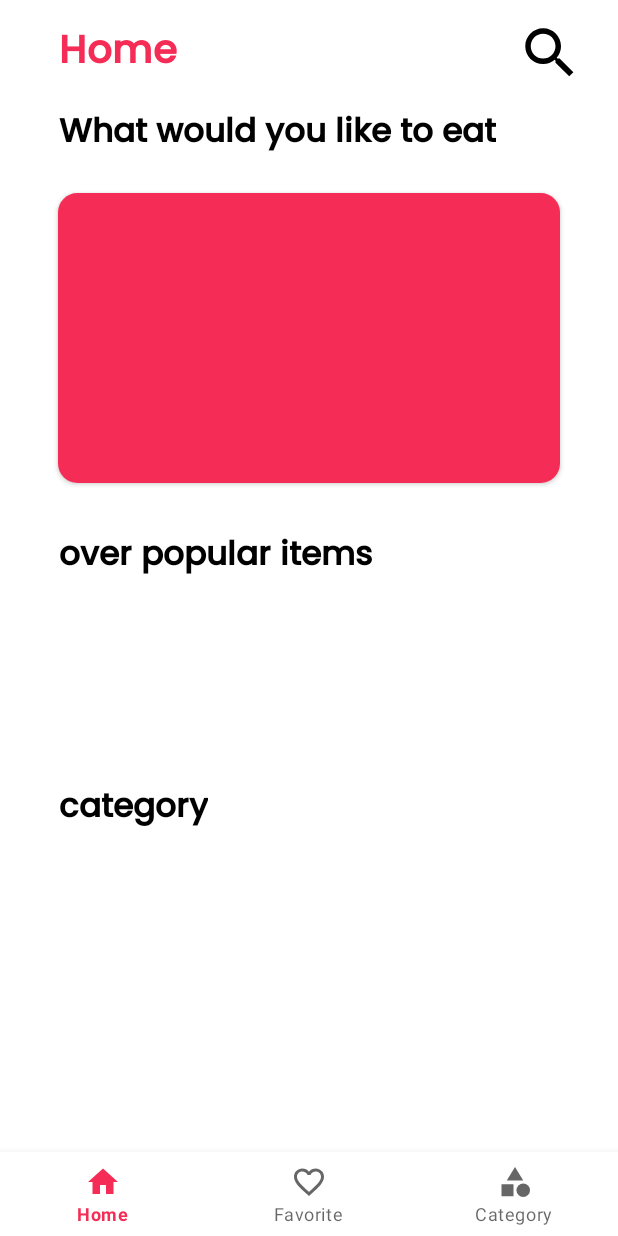
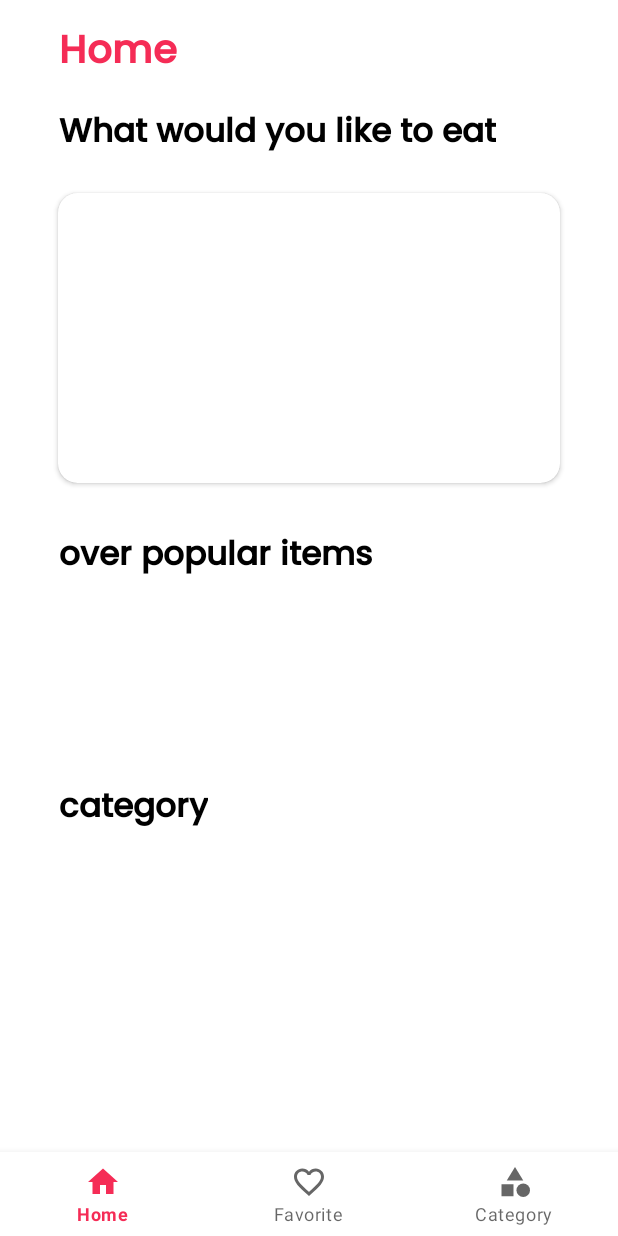
Before and after one commit to gauravkherde/EasyRecipie, an Android app: the screen it shows after launch (MainActivity), on a phone screen of 412 x 824 dp. Run offline under Robolectric (Android 15) with nearby library versions, the phone set to English and light mode, and no system bars; our stand-ins replace Room's generated code, navigation-ui, sdp/ssp sizes; pictures from the network do not load.

Commit message:
Fixed Bugs

```diff
--- a/app/src/main/java/com/gaurav/easyfood/adapter/CategoriesAdapter.kt
+++ b/app/src/main/java/com/gaurav/easyfood/adapter/CategoriesAdapter.kt
@@ -6,6 +6,7 @@ import androidx.recyclerview.widget.RecyclerView
 import com.bumptech.glide.Glide
 import com.gaurav.easyfood.databinding.CategoryItemBinding
 import com.gaurav.easyfood.pojo.Category
+import com.gaurav.easyfood.pojo.MealByCategory
 
 class CategoriesAdapter():RecyclerView.Adapter<CategoriesAdapter.CategoryViewHolder>() {
     private var  categoriesList :List<Category> = ArrayList()
--- a/app/src/main/java/com/gaurav/easyfood/adapter/CategoryMealAdapter.kt
+++ b/app/src/main/java/com/gaurav/easyfood/adapter/CategoryMealAdapter.kt
@@ -28,6 +28,7 @@ class CategoryMealAdapter : RecyclerView.Adapter<CategoryMealAdapter.CategoryMea
             .load(mealList[position].strMealThumb)
             .into(holder.binding.imgMeal)
          holder.binding.tvMealName.text=mealList[position].strMeal
+
     }
 
     override fun getItemCount(): Int {
--- a/app/src/main/java/com/gaurav/easyfood/fragments/HomeFragment.kt
+++ b/app/src/main/java/com/gaurav/easyfood/fragments/HomeFragment.kt
@@ -1,5 +1,6 @@
 package com.gaurav.easyfood.fragments
 
+import android.app.ProgressDialog
 import android.content.Intent
 import android.os.Bundle
 import androidx.fragment.app.Fragment
@@ -17,6 +18,7 @@ import com.gaurav.easyfood.adapter.CategoriesAdapter
 import com.gaurav.easyfood.adapter.MostPopularAdapter
 import com.gaurav.easyfood.databinding.FragmentHomeBinding
 import com.gaurav.easyfood.fragments.bottomsheet.MealBottomSheetFragment
+import com.gaurav.easyfood.pojo.Category
 import com.gaurav.easyfood.pojo.MealByCategory
 import com.gaurav.easyfood.pojo.Meal
 import com.gaurav.easyfood.viewModels.HomeViewModel
@@ -28,6 +30,7 @@ class HomeFragment : Fragment() {
     private lateinit var randomMeal: Meal
     private lateinit var popularItemAdapter: MostPopularAdapter
     private lateinit var categoriesAdapter: CategoriesAdapter
+    private lateinit var progressDialog: ProgressDialog
 
     companion object {
         const val MEAL_ID = "com.gaurav.easyfood.fragments.idMeal"
@@ -54,6 +57,9 @@ class HomeFragment : Fragment() {
 
     override fun onViewCreated(view: View, savedInstanceState: Bundle?) {
         super.onViewCreated(view, savedInstanceState)
+/*        progressDialog = ProgressDialog(requireContext())
+        progressDialog.setMessage("Please Wait")
+        progressDialog.show()*/
         preparePopularItemRecyclerView()
         viewModel.getRandomMeal()
         observerRandomMeal()
@@ -138,6 +144,7 @@ class HomeFragment : Fragment() {
     private fun observerRandomMeal() {
         viewModel.observeRandomMealLiveData().observe(viewLifecycleOwner)
         { meal ->
+          /*  progressDialog.hide()*/
             Glide.with(this@HomeFragment)
                 .load(meal!!.strMealThumb)
                 .into(binding.imgRandomMeal)
--- a/app/src/main/res/layout/fragment_home.xml
+++ b/app/src/main/res/layout/fragment_home.xml
@@ -40,6 +40,7 @@
                     android:textStyle="bold" />
 
                 <ImageView
+                    android:visibility="gone"
                     android:id="@+id/img_search"
                     android:layout_width="@dimen/_30sdp"
                     android:layout_height="match_parent"
@@ -73,12 +74,10 @@
                 app:layout_constraintStart_toStartOf="parent"
                 app:layout_constraintTop_toBottomOf="@id/tv_would_you_like_to_eat"
                 app:layout_goneMarginEnd="@dimen/_25sdp">
-
                 <ImageView
                     android:id="@+id/img_random_meal"
                     android:layout_width="match_parent"
                     android:layout_height="match_parent"
-                    android:background="@color/accent"
                     android:scaleType="centerCrop"/>
             </androidx.cardview.widget.CardView>
 
```
Also changed, not shown: app/src/main/java/com/gaurav/easyfood/fragments/CategoriesFragment.kt (+13 -0 lines).
